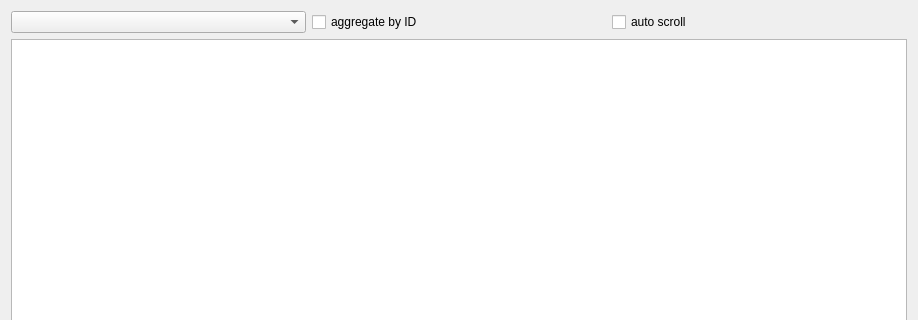
This is window/TraceWindow/TraceWindow.ui in HubertD/cangaroo as Qt 5 draws it before an edit; both pictures show x 0 to 918 and y 0 to 320 of the 918 by 616 pixel window. The edited form follows.
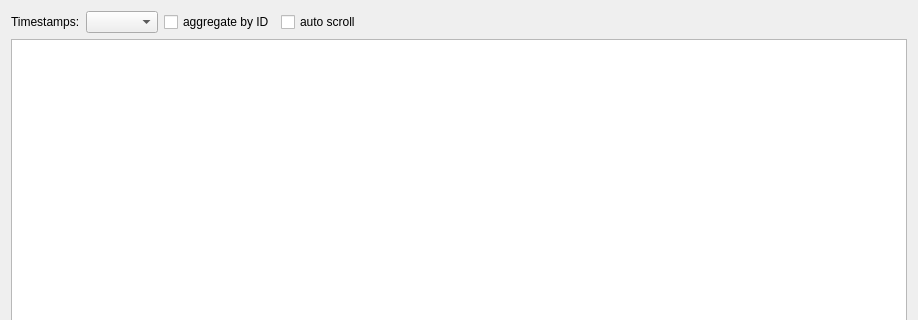
This is the edited form.

Commit message: prepare timestamp mode selection (populate combobox, save setting, ...)

Diff of the .ui file:
```diff
--- a/window/TraceWindow/TraceWindow.ui
+++ b/window/TraceWindow/TraceWindow.ui
@@ -15,25 +15,59 @@
   </property>
   <layout class="QVBoxLayout" name="verticalLayout">
    <item>
-    <layout class="QGridLayout" name="gridLayout">
-     <item row="0" column="1">
+    <widget class="QWidget" name="" native="true">
+     <layout class="QHBoxLayout" name="horizontalLayout">
+      <property name="leftMargin">
+       <number>0</number>
+      </property>
+      <property name="topMargin">
+       <number>0</number>
+      </property>
+      <property name="rightMargin">
+       <number>0</number>
+      </property>
+      <property name="bottomMargin">
+       <number>0</number>
+      </property>
+      <item>
+       <widget class="QLabel" name="label">
+        <property name="text">
+         <string>Timestamps:</string>
+        </property>
+       </widget>
+      </item>
+      <item>
+       <widget class="QComboBox" name="cbTimestampMode"/>
+      </item>
+      <item>
       <widget class="QCheckBox" name="cbAggregated">
        <property name="text">
         <string>aggregate by ID</string>
        </property>
       </widget>
      </item>
-     <item row="0" column="0">
-      <widget class="QComboBox" name="cbTimestampMode"/>
-     </item>
-     <item row="0" column="2">
+      <item>
       <widget class="QCheckBox" name="cbAutoScroll">
        <property name="text">
         <string>auto scroll</string>
        </property>
       </widget>
      </item>
-    </layout>
+      <item>
+       <spacer name="horizontalSpacer">
+        <property name="orientation">
+         <enum>Qt::Horizontal</enum>
+        </property>
+        <property name="sizeHint" stdset="0">
+         <size>
+          <width>40</width>
+          <height>20</height>
+         </size>
+        </property>
+       </spacer>
+      </item>
+     </layout>
+    </widget>
    </item>
    <item>
     <widget class="QTreeView" name="tree"/>
```
Lines whose indentation alone changed are shown as unchanged. The commit also changes 4 other files.
